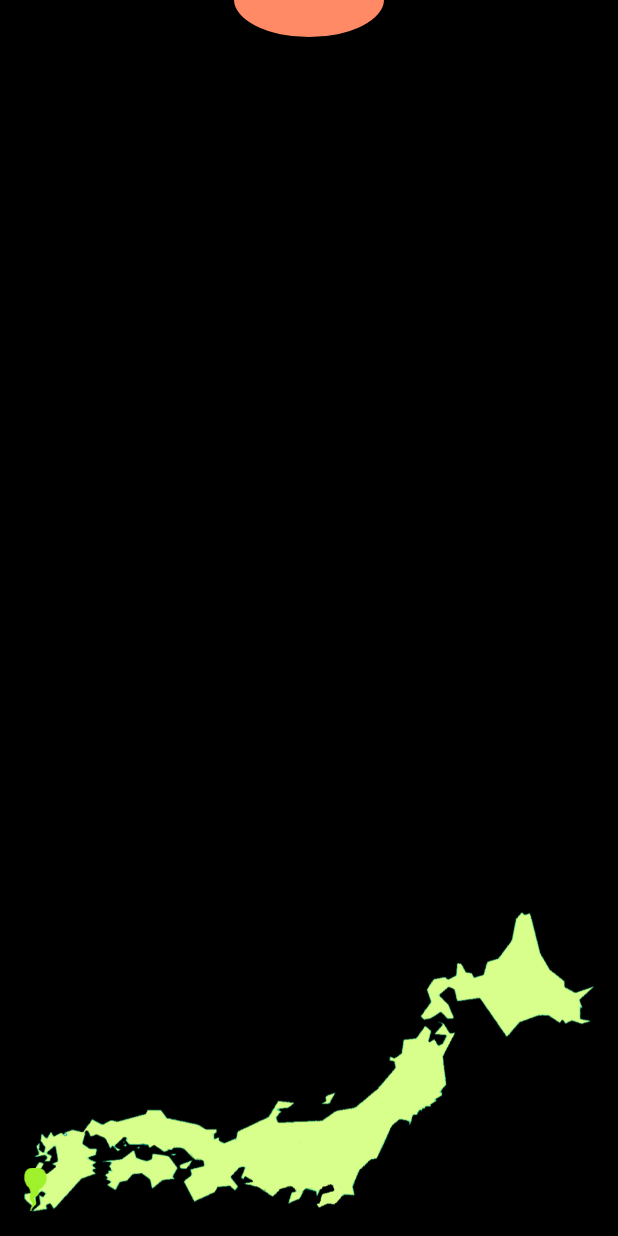
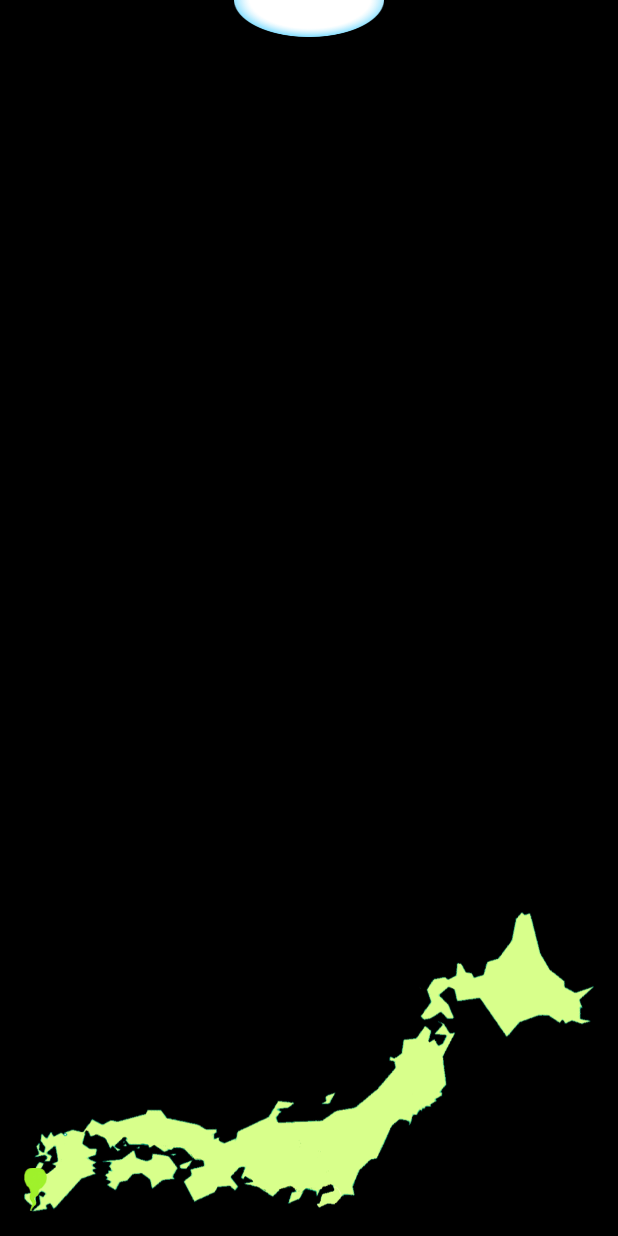
Before and after one commit to thedoroemons/honsanApp, an Android app: the layout activity_yell.xml on its own in the app's theme, with its tools: preview values and no code run, on a phone screen of 412 x 824 dp. Run offline under Robolectric (Android 15) with nearby library versions, the phone set to English and light mode, and no system bars.

Commit message:
たまの画像を変更

```diff
--- a/app/src/main/res/layout/activity_yell.xml
+++ b/app/src/main/res/layout/activity_yell.xml
@@ -13,7 +13,7 @@
 		android:layout_alignParentTop="true"
 		android:layout_centerHorizontal="true"
 		android:layout_marginTop="-25dp"
-		android:background="@drawable/circle"/>
+		android:background="@drawable/genki2"/>
 
 	<ImageView
 		android:id="@+id/map"
```
Also changed, not shown: app/src/main/res/drawable/genki.png (added), app/src/main/res/drawable/genki2.png (added).
